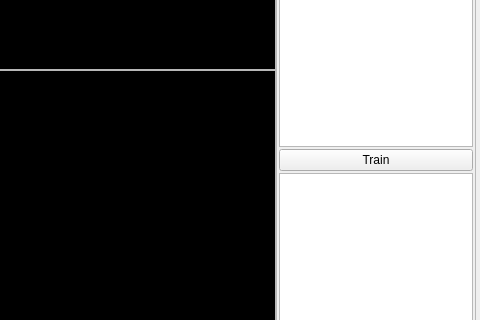
Old version of the form ItATMIS2/main.ui in the repository jmj23/deep-learning; both pictures show x 649 to 1129 and y 314 to 634 of the 1129 by 739 pixel window.
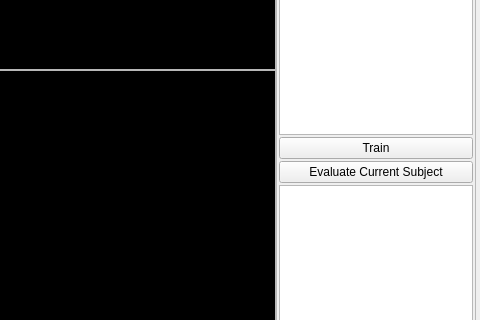
New version of the form. Icons and pictures are not drawn. Custom widgets are drawn as their Qt base class.

Commit message: Added eval button and ax vbox lines. model loading now works

Patch:
```diff
--- a/ItATMIS2/main.ui
+++ b/ItATMIS2/main.ui
@@ -862,6 +862,19 @@
            </property>
           </widget>
          </item>
+         <item>
+          <widget class="QPushButton" name="pb_Evaluate">
+           <property name="maximumSize">
+            <size>
+             <width>200</width>
+             <height>16777215</height>
+            </size>
+           </property>
+           <property name="text">
+            <string>Evaluate Current Subject</string>
+           </property>
+          </widget>
+         </item>
          <item>
           <widget class="QListWidget" name="listDisp">
            <property name="maximumSize">
```
Left out of the diff: 2 changed lines with no effect on the pictures. The commit also changes 1 other file.
